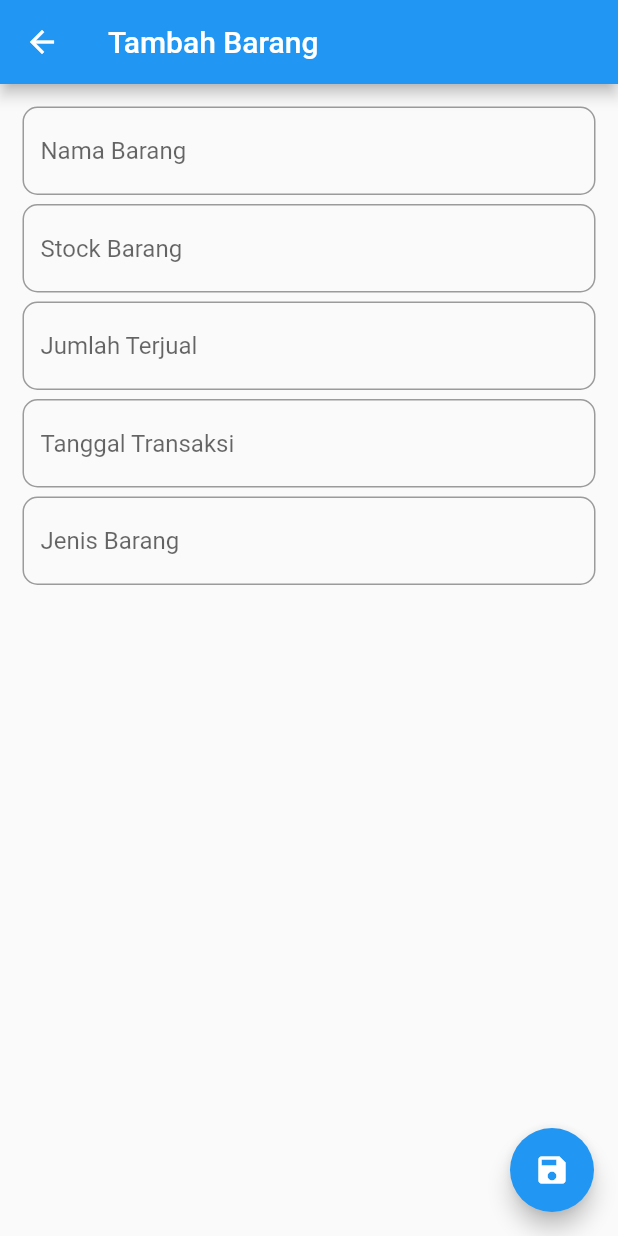
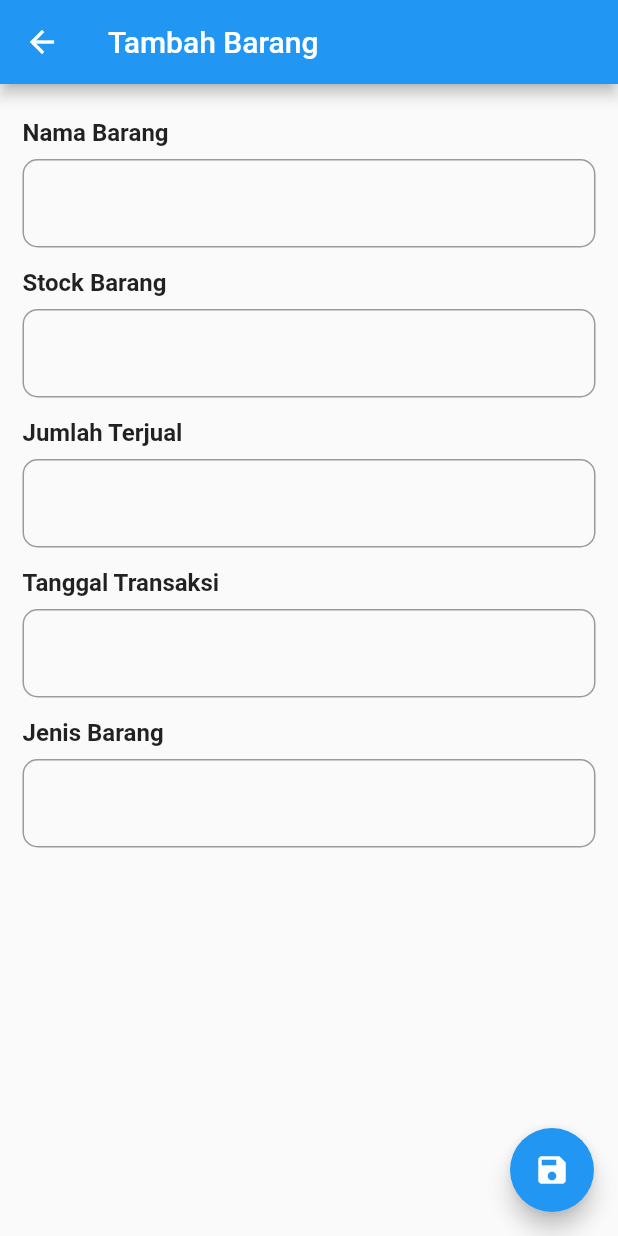
Before and after one commit to ryan-andri/data_penjualan, a Flutter app: the Create screen opened directly, on a phone screen of 412 x 824 dp. Run offline on Flutter 3.47's test engine with Material 2 defaults, Android fonts, the light colour scheme and no system bars; network calls fail.

Commit message:
Gantikan hint dengan statik text

```diff
--- a/lib/view/Create.dart
+++ b/lib/view/Create.dart
@@ -92,10 +92,14 @@ class CreateView extends State<Create> {
             crossAxisAlignment: CrossAxisAlignment.start,
             children: [
               // Barang
+              const Padding(
+                  padding: EdgeInsets.symmetric(vertical: 8),
+                  child: Text('Nama Barang',
+                      style: TextStyle(
+                          fontSize: 16, fontWeight: FontWeight.bold))),
               TextFormField(
                 controller: barang,
                 decoration: InputDecoration(
-                  hintText: 'Nama Barang',
                   border: OutlineInputBorder(
                     borderRadius: BorderRadius.circular(10.0),
                   ),
@@ -103,11 +107,15 @@ class CreateView extends State<Create> {
               ),
               const SizedBox(height: 6),
               // Stok
+              const Padding(
+                  padding: EdgeInsets.symmetric(vertical: 8),
+                  child: Text('Stock Barang',
+                      style: TextStyle(
+                          fontSize: 16, fontWeight: FontWeight.bold))),
               TextFormField(
                 controller: stock,
                 keyboardType: TextInputType.number,
                 decoration: InputDecoration(
-                  hintText: 'Stock Barang',
                   border: OutlineInputBorder(
                     borderRadius: BorderRadius.circular(10.0),
                   ),
@@ -115,11 +123,15 @@ class CreateView extends State<Create> {
               ),
               const SizedBox(height: 6),
               // Jumlah Terjual
+              const Padding(
+                  padding: EdgeInsets.symmetric(vertical: 8),
+                  child: Text('Jumlah Terjual',
+                      style: TextStyle(
+                          fontSize: 16, fontWeight: FontWeight.bold))),
               TextFormField(
                 controller: terjual,
                 keyboardType: TextInputType.number,
                 decoration: InputDecoration(
-                  hintText: 'Jumlah Terjual',
                   border: OutlineInputBorder(
                     borderRadius: BorderRadius.circular(10.0),
                   ),
@@ -127,10 +139,14 @@ class CreateView extends State<Create> {
               ),
               const SizedBox(height: 6),
               // Tanggal Transaksi
+              const Padding(
+                  padding: EdgeInsets.symmetric(vertical: 8),
+                  child: Text('Tanggal Transaksi',
+                      style: TextStyle(
+                          fontSize: 16, fontWeight: FontWeight.bold))),
               TextFormField(
                 controller: transaksi,
                 decoration: InputDecoration(
-                  hintText: 'Tanggal Transaksi',
                   border: OutlineInputBorder(
                     borderRadius: BorderRadius.circular(10.0),
                   ),
@@ -148,10 +164,14 @@ class CreateView extends State<Create> {
               ),
               const SizedBox(height: 6),
               // Jenis Barang
+              const Padding(
+                  padding: EdgeInsets.symmetric(vertical: 8),
+                  child: Text('Jenis Barang',
+                      style: TextStyle(
+                          fontSize: 16, fontWeight: FontWeight.bold))),
               TextFormField(
                 controller: jenis,
                 decoration: InputDecoration(
-                  hintText: 'Jenis Barang',
                   border: OutlineInputBorder(
                     borderRadius: BorderRadius.circular(10.0),
                   ),
--- a/lib/view/Daterange.dart
+++ b/lib/view/Daterange.dart
@@ -15,7 +15,6 @@ class _WidgetDaterange extends State<Daterange> {
   final formState = GlobalKey<FormState>();
 
   List searchData = [];
-  List storedData = [];
 
   @override
   void initState() {
--- a/lib/view/home.dart
+++ b/lib/view/home.dart
@@ -96,7 +96,7 @@ class HomeView extends State<Home> {
               autofocus: false,
               onChanged: (value) => searchFunc(value),
               decoration: InputDecoration(
-                hintText: 'Nama barang / Tanggal transaksi',
+                hintText: 'Nama barang / Tanggal transaksi / Jenis Barang',
                 labelStyle: const TextStyle(fontSize: 18),
                 border: OutlineInputBorder(
                   borderRadius: BorderRadius.circular(10.0),
```
Also changed, not shown: lib/view/Details.dart (+25 -5 lines).
